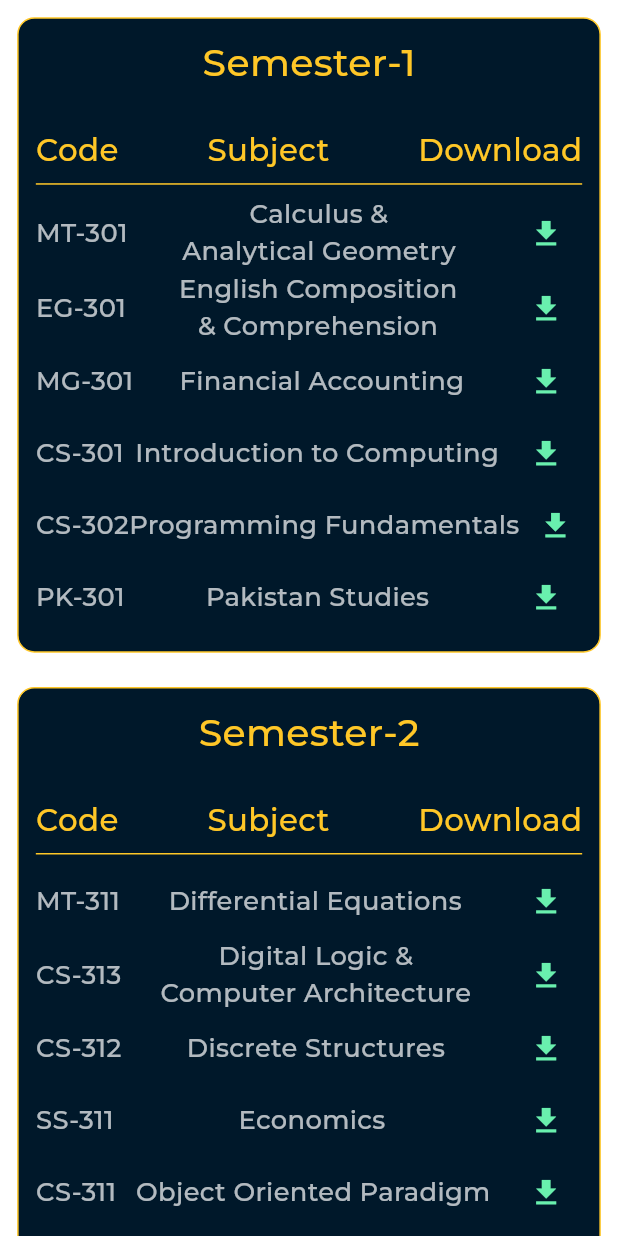
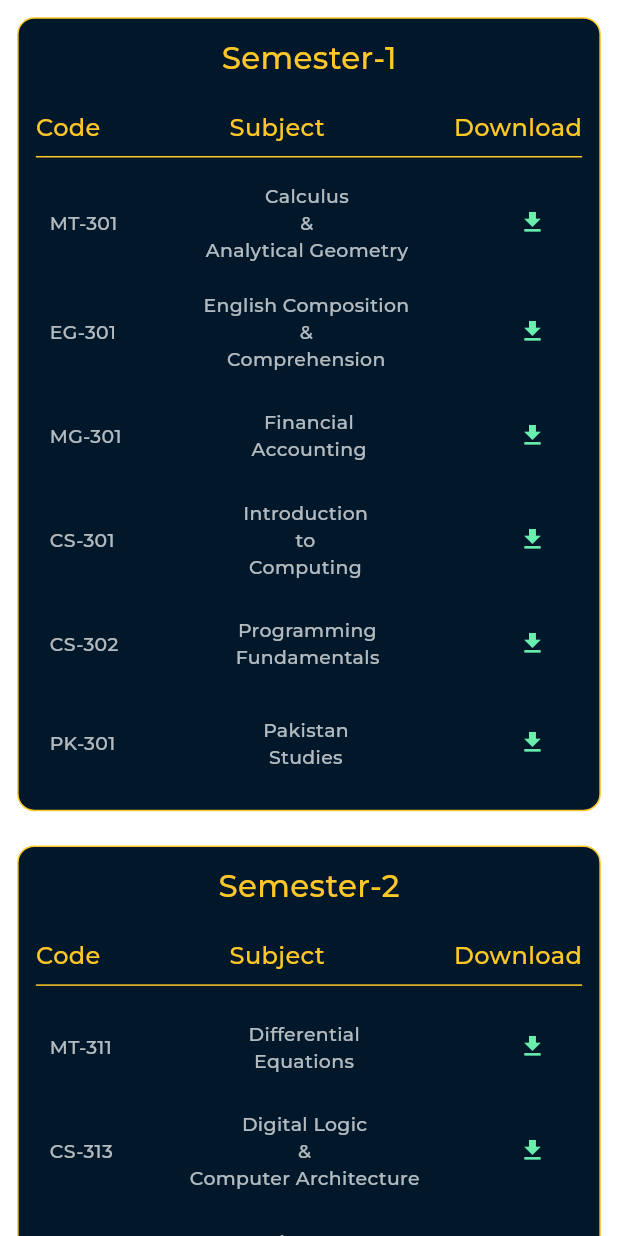
Before and after one commit to Faizan-glitch-os/student_potal_aup, a Flutter app: the screen it shows after launch, after a tap on "BSCS Course", on a phone screen of 412 x 824 dp. Run offline on Flutter 3.47's test engine with Material 3 defaults, Android fonts, the phone set to English and light mode, and no system bars; our stand-ins replace animated_splash_screen, firebase_core, firebase_storage, flutter_screenutil, image_picker, lottie and 2 more; accounts and stored records are empty; network calls fail; project files that could hold a hidden picture were left out.

```diff
--- a/lib/list_programs_arrays.dart
+++ b/lib/list_programs_arrays.dart
@@ -635,50 +635,50 @@ List<CourseOutline> it1 = [
   CourseOutline(
       // semester: '1',
       code: 'MT-301',
-      subject: 'Calculus &\nAnalytical Geometry',
+      subject: 'Calculus\n&\nAnalytical Geometry',
       download:
           'https://www.aup.edu.pk/downloads/Schemes-of-Studies/BSIT/BSIT-I/Calculus%20&%20Analytical%20Geom.doc'),
   CourseOutline(
       // semester: '1',
       code: 'EG-301',
-      subject: 'English Composition &\nComprehension',
+      subject: 'English Composition\n&\nComprehension',
       download:
           'https://www.aup.edu.pk/downloads/Schemes-of-Studies/BSIT/BSIT-I/English%20Com-comprehension.docx'),
   CourseOutline(
       // semester: '1',
       code: 'MG-301',
-      subject: 'Financial Accounting',
+      subject: 'Financial\nAccounting',
       download:
           'https://www.aup.edu.pk/downloads/Schemes-of-Studies/BSIT/BSIT-I/Finalcial%20Accounting.doc'),
   CourseOutline(
       // semester: '1',
       code: 'IT-301',
-      subject: 'Introduction to\nComputing',
+      subject: 'Introduction\nto\nComputing',
       download:
           'https://www.aup.edu.pk/downloads/Schemes-of-Studies/BSIT/BSIT-I/Introduction%20to%20Computing.doc'),
   CourseOutline(
       // semester: '1',
       code: 'IT-302',
-      subject: 'Programming Fundamentals',
+      subject: 'Programming\nFundamentals',
       download:
           'https://www.aup.edu.pk/downloads/Schemes-of-Studies/BSIT/BSIT-I/Programming%20Fundamentals.doc'),
   CourseOutline(
       // semester: '1',
       code: 'PK-301',
-      subject: 'Pakistan Studies',
+      subject: 'Pakistan\nStudies',
       download: 'https://www.aup.edu.pk/bsit.php'),
 ];
 List<CourseOutline> it2 = [
   CourseOutline(
       // semester: '2',
       code: 'MT-311',
-      subject: 'Differential Equations',
+      subject: 'Differential\nEquations',
       download:
           'https://www.aup.edu.pk/downloads/Schemes-of-Studies/BSIT/BSIT-II/Differentail%20Equations.doc'),
   CourseOutline(
       // semester: '2',
       code: 'IT-312',
-      subject: 'Discrete Structures',
+      subject: 'Discrete\nStructures',
       download:
           'https://www.aup.edu.pk/downloads/Schemes-of-Studies/BSIT/BSIT-II/Discrete%20Structures.doc'),
   CourseOutline(
@@ -690,7 +690,7 @@ List<CourseOutline> it2 = [
   CourseOutline(
       // semester: '2',
       code: 'IT-313',
-      subject: 'Introduction to IT',
+      subject: 'Introduction\nto IT',
       download:
           'https://www.aup.edu.pk/downloads/Schemes-of-Studies/BSIT/BSIT-II/Intro%20to%20IT.doc'),
   CourseOutline(
@@ -710,25 +710,25 @@ List<CourseOutline> it3 = [
   CourseOutline(
       // semester: '3',
       code: 'EG-401',
-      subject: 'Communication Skills',
+      subject: 'Communication\nSkills',
       download:
           'https://www.aup.edu.pk/downloads/Schemes-of-Studies/BSIT/BSIT-III/Communication%20Skills.doc'),
   CourseOutline(
       // semester: '3',
       code: 'IT-401',
-      subject: 'Data Structures &\nAlgorithms',
+      subject: 'Data Structures\n&\nAlgorithms',
       download:
           'https://www.aup.edu.pk/downloads/Schemes-of-Studies/BSIT/BSIT-III/Data%20Structure%20&%20Algorithms.doc'),
   CourseOutline(
       // semester: '3',
       code: 'IT-402',
-      subject: 'Information Systems',
+      subject: 'Information\nSystems',
       download:
           'https://www.aup.edu.pk/downloads/Schemes-of-Studies/BSIT/BSIT-III/Information%20Systems.doc'),
   CourseOutline(
       // semester: '3',
       code: 'MT-401',
-      subject: 'Multivariate Calculus',
+      subject: 'Multivariate\nCalculus',
       download:
           'https://www.aup.edu.pk/downloads/Schemes-of-Studies/BSIT/BSIT-III/Modern_Programming%20Languages-1.doc'),
   CourseOutline(
@@ -740,7 +740,7 @@ List<CourseOutline> it3 = [
   CourseOutline(
       // semester: '3',
       code: 'MG-401',
-      subject: 'Principles of Management',
+      subject: 'Principles\nof Management',
       download:
           'https://www.aup.edu.pk/downloads/Schemes-of-Studies/BSIT/BSIT-III/Principles%20of%20Management.doc'),
 ];
@@ -748,19 +748,19 @@ List<CourseOutline> it4 = [
   CourseOutline(
       // semester: '4',
       code: 'IT-412',
-      subject: 'Database Systems',
+      subject: 'Database\nSystems',
       download:
           'https://www.aup.edu.pk/downloads/Schemes-of-Studies/BSIT/BSIT-IV/Database%20Systems.doc'),
   CourseOutline(
       // semester: '4',
       code: 'IT-414',
-      subject: 'Digital Logic &\nComputer Architecture',
+      subject: 'Digital Logic\n&\nComputer Architecture',
       download:
           'https://www.aup.edu.pk/downloads/Schemes-of-Studies/BSIT/BSIT-IV/Digital%20Logic%20&%20Computer%20Architecture.doc'),
   CourseOutline(
       // semester: '4',
       code: 'MT-411',
-      subject: 'Linear Algebra',
+      subject: 'Linear\nAlgebra',
       download:
           'https://www.aup.edu.pk/downloads/Schemes-of-Studies/BSIT/BSIT-IV/Linear%20Algebra.doc'),
   CourseOutline(
@@ -772,13 +772,13 @@ List<CourseOutline> it4 = [
   CourseOutline(
       // semester: '4',
       code: 'IT-411',
-      subject: 'Operating Systems',
+      subject: 'Operating\nSystems',
       download:
           'https://www.aup.edu.pk/downloads/Schemes-of-Studies/BSIT/BSIT-IV/Operating%20Systems.doc'),
   CourseOutline(
       // semester: '4',
       code: 'MG-411',
-      subject: 'Organizational Behavior',
+      subject: 'Organizational\nBehavior',
       download:
           'https://www.aup.edu.pk/downloads/Schemes-of-Studies/BSIT/BSIT-IV/Organizattional%20Behaviour.doc'),
 ];
@@ -786,7 +786,7 @@ List<CourseOutline> it5 = [
   CourseOutline(
       // semester: '5',
       code: 'IT-503',
-      subject: 'Computer Communication\n& Networks',
+      subject: 'Computer Communication\n&\nNetworks',
       download:
           'https://www.aup.edu.pk/downloads/Schemes-of-Studies/BSIT/BSIT-V/Computer_Communication_and_Networks.doc'),
   CourseOutline(
@@ -804,7 +804,7 @@ List<CourseOutline> it5 = [
   CourseOutline(
       // semester: '5',
       code: 'MT-501',
-      subject: 'Probability & Statistics',
+      subject: 'Probability\n&\nStatistics',
       download:
           'https://www.aup.edu.pk/downloads/Schemes-of-Studies/BSIT/BSIT-V/Probability%20&%20Statistics.doc'),
   CourseOutline(
@@ -816,7 +816,7 @@ List<CourseOutline> it5 = [
   CourseOutline(
       // semester: '5',
       code: 'CS-502',
-      subject: 'Visual Programming-I',
+      subject: 'Visual\nProgramming-I',
       download:
           'https://www.aup.edu.pk/downloads/Schemes-of-Studies/BSIT/BSIT-V/Visual_Programing-I.doc'),
 ];
@@ -824,37 +824,37 @@ List<CourseOutline> it6 = [
   CourseOutline(
       // semester: '6',
       code: 'IT-511',
-      subject: 'Artificial Intelligence',
+      subject: 'Artificial\nIntelligence',
       download:
           'https://www.aup.edu.pk/downloads/Schemes-of-Studies/BSIT/BSIT-VI/Artifical%20Intelligence.doc'),
   CourseOutline(
       // semester: '6',
       code: 'IT-512',
-      subject: 'Network Management\n& Security',
+      subject: 'Network Management\n&\nSecurity',
       download:
           'https://www.aup.edu.pk/downloads/Schemes-of-Studies/BSIT/BSIT-VI/Network%20Management%20&%20Security.doc'),
   CourseOutline(
       // semester: '6',
       code: 'IT-513',
-      subject: 'Software Engineering-II',
+      subject: 'Software\nEngineering-II',
       download:
           'https://www.aup.edu.pk/downloads/Schemes-of-Studies/BSIT/BSIT-VI/Software%20Engineering-II.rtf'),
   CourseOutline(
       // semester: '6',
       code: 'IT-514',
-      subject: 'System Administration',
+      subject: 'System\nAdministration',
       download:
           'https://www.aup.edu.pk/downloads/Schemes-of-Studies/BSIT/BSIT-VI/System_Administration%20IT.doc'),
   CourseOutline(
       // semester: '6',
       code: 'IT-515',
-      subject: 'Visual Programming-II',
+      subject: 'Visual\nProgramming-II',
       download:
           'https://www.aup.edu.pk/downloads/Schemes-of-Studies/BSIT/BSIT-VI/visual%20Programming-II.doc'),
   CourseOutline(
       // semester: '6',
       code: 'CS-516',
-      subject: 'Web Engineering',
+      subject: 'Web\nEngineering',
       download:
           'https://www.aup.edu.pk/downloads/Schemes-of-Studies/BSIT/BSIT-VI/Web%20Engineering.doc'),
 ];
@@ -868,19 +868,19 @@ List<CourseOutline> it7 = [
   CourseOutline(
       // semester: '7',
       code: 'IT-603',
-      subject: 'Technology Management',
+      subject: 'Technology\nManagement',
       download:
           'https://www.aup.edu.pk/downloads/Schemes-of-Studies/BSIT/BSIT-VII/Technology%20Management.doc'),
   CourseOutline(
       // semester: '7',
       code: 'IT-601',
-      subject: 'Telecommunication Systems',
+      subject: 'Telecommunication\nSystems',
       download:
           'https://www.aup.edu.pk/downloads/Schemes-of-Studies/BSIT/BSIT-VII/Telecommunication.doc'),
   CourseOutline(
       // semester: '7',
       code: 'IT-602',
-      subject: 'Wireless Networks',
+      subject: 'Wireless\nNetworks',
       download:
           'https://www.aup.edu.pk/downloads/Schemes-of-Studies/BSIT/BSIT-VII/Wireless%20Networks.doc'),
 ];
@@ -888,13 +888,13 @@ List<CourseOutline> it8 = [
   CourseOutline(
       // semester: '8',
       code: 'IT-612',
-      subject: 'Professional Practices',
+      subject: 'Digital Signal\nProcessing',
       download:
           'https://www.aup.edu.pk/downloads/Schemes-of-Studies/BSIT/BSIT-VIII/Digital%20Signal%20Processing.doc'),
   CourseOutline(
       // semester: '8',
       code: 'SS-611',
-      subject: 'Professional Practices',
+      subject: 'Professional\nPractices',
       download:
           'https://www.aup.edu.pk/downloads/Schemes-of-Studies/BSIT/BSIT-VIII/Professional%20Practices.doc'),
 ];
@@ -903,37 +903,37 @@ List<CourseOutline> bs1 = [
   CourseOutline(
       // semester: '1',
       code: 'MT-301',
-      subject: 'Calculus &\nAnalytical Geometry',
+      subject: 'Calculus\n&\nAnalytical Geometry',
       download:
           'https://www.aup.edu.pk/downloads/Schemes-of-Studies/BSCS/BSCS-I/Calculus%20&%20analytical%20Geom.doc'),
   CourseOutline(
       // semester: '1',
       code: 'EG-301',
-      subject: 'English Composition\n& Comprehension',
+      subject: 'English Composition\n&\nComprehension',
       download:
           'https://www.aup.edu.pk/downloads/Schemes-of-Studies/BSCS/BSCS-I/English%20Com-comprehension.docx'),
   CourseOutline(
       // semester: '1',
       code: 'MG-301',
-      subject: 'Financial Accounting',
+      subject: 'Financial\nAccounting',
       download:
           'https://www.aup.edu.pk/downloads/Schemes-of-Studies/BSCS/BSCS-I/Finalcial%20Accounting.doc'),
   CourseOutline(
       // semester: '1',
       code: 'CS-301',
-      subject: 'Introduction to Computing',
+      subject: 'Introduction\nto\nComputing',
       download:
           'https://www.aup.edu.pk/downloads/Schemes-of-Studies/BSCS/BSCS-I/Introduction%20to%20Computering.doc'),
   CourseOutline(
       // semester: '1',
       code: 'CS-302',
-      subject: 'Programming Fundamentals',
+      subject: 'Programming\nFundamentals',
       download:
           'https://www.aup.edu.pk/downloads/Schemes-of-Studies/BSCS/BSCS-I/Programming%20Fundamentals.doc'),
   CourseOutline(
       // semester: '1',
       code: 'PK-301',
-      subject: 'Pakistan Studies',
+      subject: 'Pakistan\nStudies',
       download:
           'https://www.aup.edu.pk/downloads/Schemes-of-Studies/BSCS/BSCS-I/Pakistan%20study.doc'),
 ];
@@ -941,19 +941,19 @@ List<CourseOutline> bs2 = [
   CourseOutline(
       // semester: '2',
       code: 'MT-311',
-      subject: 'Differential Equations',
+      subject: 'Differential\nEquations',
       download:
           'https://www.aup.edu.pk/downloads/Schemes-of-Studies/BSCS/BSCS-II/Differentail%20Equations.doc'),
   CourseOutline(
       // semester: '2',
       code: 'CS-313',
-      subject: 'Digital Logic &\nComputer Architecture',
+      subject: 'Digital Logic\n&\nComputer Architecture',
       download:
           'https://www.aup.edu.pk/downloads/Schemes-of-Studies/BSCS/BSCS-II/Digital%20Logic%20&%20Computer%20Architecture.doc'),
   CourseOutline(
       // semester: '2',
       code: 'CS-312',
-      subject: 'Discrete Structures',
+      subject: 'Discrete\nStructures',
       download:
           'https://www.aup.edu.pk/downloads/Schemes-of-Studies/BSCS/BSCS-II/Discrete%20Structures.doc'),
   CourseOutline(
@@ -965,13 +965,13 @@ List<CourseOutline> bs2 = [
   CourseOutline(
       // semester: '2',
       code: 'CS-311',
-      subject: 'Object Oriented Paradigm',
+      subject: 'Object Oriented\nParadigm',
       download:
           'https://www.aup.edu.pk/downloads/Schemes-of-Studies/BSCS/BSCS-II/Object%20Oriented%20Paradigm.doc'),
   CourseOutline(
       // semester: '2',
       code: 'EG-311',
-      subject: 'Technical &\nBusiness Writing',
+      subject: 'Technical\n&\nBusiness Writing',
       download:
           'https://www.aup.edu.pk/downloads/Schemes-of-Studies/BSCS/BSCS-II/Technical%20&%20Business%20Writing.doc'),
 ];
@@ -979,37 +979,37 @@ List<CourseOutline> bs3 = [
   CourseOutline(
       // semester: '3',
       code: 'EG-401',
-      subject: 'Communication Skills',
+      subject: 'Communication\nSkills',
       download:
           'https://www.aup.edu.pk/downloads/Schemes-of-Studies/BSCS/BSCS-III/Communication%20Skills.doc'),
   CourseOutline(
       // semester: '3',
       code: 'CS-401',
-      subject: 'Data Structures &\nAlgorithms',
+      subject: 'Data Structures\n&\nAlgorithms',
       download:
           'https://www.aup.edu.pk/downloads/Schemes-of-Studies/BSCS/BSCS-III/Data%20Structure%20&%20Algorithms.doc'),
   CourseOutline(
       // semester: '3',
       code: 'CS-402',
-      subject: 'DatabaseSystems',
+      subject: 'Database\nSystems',
       download:
           'https://www.aup.edu.pk/downloads/Schemes-of-Studies/BSCS/BSCS-III/Database%20Systems.doc'),
   CourseOutline(
       // semester: '3',
       code: 'MT-401',
-      subject: 'Multivariate Calculus',
+      subject: 'Multivariate\nCalculus',
       download:
           'https://www.aup.edu.pk/downloads/Schemes-of-Studies/BSCS/BSCS-III/Multivarible%20Calculus.doc'),
   CourseOutline(
       // semester: '3',
       code: 'CS-403',
-      subject: 'Operating Systems',
+      subject: 'Operating\nSystems',
       download:
           'https://www.aup.edu.pk/downloads/Schemes-of-Studies/BSCS/BSCS-III/Operating%20System.doc'),
   CourseOutline(
       // semester: '3',
       code: 'PH-401',
-      subject: 'Physics ( Electromagnetism )',
+      subject: 'Physics\n( Electromagnetism )',
       download:
           'https://www.aup.edu.pk/downloads/Schemes-of-Studies/BSCS/BSCS-III/Phy-Electromagnatism.doc'),
 ];
@@ -1017,25 +1017,25 @@ List<CourseOutline> bs4 = [
   CourseOutline(
       // semester: '4',
       code: 'CS-411',
-      subject: 'Computer Architecture',
+      subject: 'Computer\nArchitecture',
       download:
           'https://www.aup.edu.pk/downloads/Schemes-of-Studies/BSCS/BSCS-IV/Computer%20Architecture.doc'),
   CourseOutline(
       // semester: '4',
       code: 'MG-411',
-      subject: 'Financial Management',
+      subject: 'Financial\nManagement',
       download:
           'https://www.aup.edu.pk/downloads/Schemes-of-Studies/BSCS/BSCS-IV/Finacial%20Management.doc'),
   CourseOutline(
       // semester: '4',
       code: 'CS-412',
-      subject: 'Introduction to\nSoftware Development',
+      subject: 'Introduction\nto\nSoftware Development',
       download:
           'https://www.aup.edu.pk/downloads/Schemes-of-Studies/BSCS/BSCS-IV/Intro.%20to%20Software%20Development.doc'),
   CourseOutline(
       // semester: '4',
       code: 'MT-411',
-      subject: 'Linear Algebra',
+      subject: 'Linear\nAlgebra',
       download:
           'https://www.aup.edu.pk/downloads/Schemes-of-Studies/BSCS/BSCS-IV/Linear%20Algebra.doc'),
   CourseOutline(
@@ -1055,7 +1055,7 @@ List<CourseOutline> bs5 = [
   CourseOutline(
       // semester: '5',
       code: 'CS-501',
-      subject: 'Computer Organization &\nAssembly Language',
+      subject: 'Computer Organization\n&\nAssembly Language',
       download:
           'https://www.aup.edu.pk/downloads/Schemes-of-Studies/BSCS/BSCS-V/Comp.%20Org.%20&%20Assembly.doc'),
   CourseOutline(
@@ -1067,25 +1067,25 @@ List<CourseOutline> bs5 = [
   CourseOutline(
       // semester: '5',
       code: 'MT-501',
-      subject: 'Probability & Statistics',
+      subject: 'Probability\n&\nStatistics',
       download:
           'https://www.aup.edu.pk/downloads/Schemes-of-Studies/BSCS/BSCS-V/Probability%20&%20Statistics.doc'),
   CourseOutline(
       // semester: '5',
       code: 'CS-502',
-      subject: 'Software Engineering-II',
+      subject: 'Software\nEngineering-II',
       download:
           'https://www.aup.edu.pk/downloads/Schemes-of-Studies/BSCS/BSCS-V/Software%20Engineering-II.doc'),
   CourseOutline(
       // semester: '5',
       code: 'CS-503',
-      subject: 'Theory of Automata &\nFormal Languages',
+      subject: 'Theory of Automata\n&\nFormal Languages',
       download:
           'https://www.aup.edu.pk/downloads/Schemes-of-Studies/BSCS/BSCS-V/Theory%20of%20Automata%20and%20Formal%20Languages.doc'),
   CourseOutline(
       // semester: '5',
       code: 'CS-505',
-      subject: 'Web Engineering',
+      subject: 'Web\nEngineering',
       download:
           'https://www.aup.edu.pk/downloads/Schemes-of-Studies/BSCS/BSCS-V/Web%20Engineering.doc'),
 ];
@@ -1093,19 +1093,19 @@ List<CourseOutline> bs6 = [
   CourseOutline(
       // semester: '6',
       code: 'CS-512',
-      subject: 'Analysis of Algorithms',
+      subject: 'Analysis of\nAlgorithms',
       download:
           'https://www.aup.edu.pk/downloads/Schemes-of-Studies/BSCS/BSCS-VI/Analysis%20of%20algorithms.doc'),
   CourseOutline(
       // semester: '6',
       code: 'CS-514',
-      subject: 'Computer Graphics',
+      subject: 'Computer\nGraphics',
       download:
           'https://www.aup.edu.pk/downloads/Schemes-of-Studies/BSCS/BSCS-VI/Computer%20Graphics.doc'),
   CourseOutline(
       // semester: '6',
       code: 'CS-511',
-      subject: 'Computer Communications\n & Networks',
+      subject: 'Computer Communications\n&\nNetworks',
       download:
           'https://www.aup.edu.pk/downloads/Schemes-of-Studies/BSCS/BSCS-VI/Computer%20Communication%20and%20Networks.doc'),
   CourseOutline(
@@ -1117,13 +1117,13 @@ List<CourseOutline> bs6 = [
   CourseOutline(
       // semester: '6',
       code: 'CS-513',
-      subject: 'System Programming',
+      subject: 'System\nProgramming',
       download:
           'https://www.aup.edu.pk/downloads/Schemes-of-Studies/BSCS/BSCS-VI/System%20Programming.DOC'),
   CourseOutline(
       // semester: '6',
       code: 'CS-515',
-      subject: 'Visual Programming - I',
+      subject: 'Visual\nProgramming - I',
       download:
           'https://www.aup.edu.pk/downloads/Schemes-of-Studies/BSCS/BSCS-VI/Visual_Programming-I.doc'),
 ];
@@ -1131,19 +1131,19 @@ List<CourseOutline> bs7 = [
   CourseOutline(
       // semester: '7',
       code: 'CS-601',
-      subject: 'Artificial Intelligence',
+      subject: 'Artificial\nIntelligence',
       download:
           'https://www.aup.edu.pk/downloads/Schemes-of-Studies/BSCS/BSCS-VII/Artificial%20Intelligence.doc'),
   CourseOutline(
       // semester: '7',
       code: 'CS-602',
-      subject: 'Compiler Construction',
+      subject: 'Compiler\nConstruction',
       download:
           'https://www.aup.edu.pk/downloads/Schemes-of-Studies/BSCS/BSCS-VII/Compiler%20Consturction.doc'),
   CourseOutline(
       // semester: '7',
       code: 'CS-605',
-      subject: 'Data & Network Security',
+      subject: 'Data & Network\nSecurity',
       download:
           'https://www.aup.edu.pk/downloads/Schemes-of-Studies/BSCS/BSCS-VII/Data%20and%20Network%20Security.doc'),
   CourseOutline(
@@ -1155,13 +1155,13 @@ List<CourseOutline> bs7 = [
   CourseOutline(
       // semester: '7',
       code: 'CS-606',
-      subject: 'Numerical Computing',
+      subject: 'Numerical\nComputing',
       download:
           'https://www.aup.edu.pk/downloads/Schemes-of-Studies/BSCS/BSCS-VII/Numerical%20Computing.doc'),
   CourseOutline(
       // semester: '7',
       code: 'CS-603',
-      subject: 'Visual Programming - II',
+      subject: 'Visual\nProgramming - II',
       download:
           'https://www.aup.edu.pk/downloads/Schemes-of-Studies/BSCS/BSCS-VII/Visual%20Programming-II.doc'),
 ];
@@ -1169,7 +1169,7 @@ List<CourseOutline> bs8 = [
   CourseOutline(
       // semester: '8',
       code: 'SS-611',
-      subject: 'Professional Practices',
+      subject: 'Professional\nPractices',
       download:
           'https://www.aup.edu.pk/downloads/Schemes-of-Studies/BSCS/BSCS-VIII/Professional%20Practices.doc')
 ];
--- a/lib/main.dart
+++ b/lib/main.dart
@@ -25,11 +25,15 @@ class MyApp extends StatelessWidget {
       minTextAdapt: true,
       splitScreenMode: true,
       builder: (context, child) {
-        return MaterialApp(
-          theme: ThemeData(
-            useMaterial3: true,
+        return MediaQuery(
+          data:
+              MediaQuery.of(context).copyWith(textScaler: TextScaler.noScaling),
+          child: MaterialApp(
+            theme: ThemeData(
+              useMaterial3: true,
+            ),
+            home: const SplashScreen(),
           ),
-          home: const SplashScreen(),
         );
       },
     );
--- a/lib/widgets/all_subjects.dart
+++ b/lib/widgets/all_subjects.dart
@@ -29,28 +29,28 @@ class AllSubjects extends StatelessWidget {
               semester,
               style: TextStyle(
                 color: golden,
-                fontSize: 22.sp,
+                fontSize: 18.sp,
                 fontFamily: 'Montserrat',
               ),
             ),
-            SizedBox(height: 20.h),
+            SizedBox(height: 16.h),
             Row(
               mainAxisAlignment: MainAxisAlignment.spaceBetween,
               children: [
                 Text(
                   'Code',
                   style: TextStyle(
-                      color: golden, fontSize: 18.sp, fontFamily: 'Montserrat'),
+                      color: golden, fontSize: 14.sp, fontFamily: 'Montserrat'),
                 ),
                 Text(
                   'Subject',
                   style: TextStyle(
-                      color: golden, fontSize: 18.sp, fontFamily: 'Montserrat'),
+                      color: golden, fontSize: 14.sp, fontFamily: 'Montserrat'),
                 ),
                 Text(
                   'Download',
                   style: TextStyle(
-                      color: golden, fontSize: 18.sp, fontFamily: 'Montserrat'),
+                      color: golden, fontSize: 14.sp, fontFamily: 'Montserrat'),
                 ),
               ],
             ),
@@ -58,14 +58,16 @@ class AllSubjects extends StatelessWidget {
               color: golden,
             ),
             ...subjects.map(
-              (item) => Row(
+              (item) => Padding(
+                padding: EdgeInsets.all(8.r),
+                child: Row(
                   mainAxisAlignment: MainAxisAlignment.spaceBetween,
                   children: [
                     Text(
                       '${item.code}',
                       style: TextStyle(
                         color: halfWhite,
-                      fontSize: 15.sp,
+                        fontSize: 11.sp,
                         fontFamily: 'Montserrat',
                       ),
                     ),
@@ -74,7 +76,7 @@ class AllSubjects extends StatelessWidget {
                       textAlign: TextAlign.center,
                       style: TextStyle(
                         color: halfWhite,
-                      fontSize: 15.sp,
+                        fontSize: 11.sp,
                         fontFamily: 'Montserrat',
                       ),
                     ),
@@ -85,11 +87,12 @@ class AllSubjects extends StatelessWidget {
                       },
                       icon: Icon(
                         Icons.download,
-                      size: 20.r,
+                        size: 16.r,
                         color: Colors.greenAccent,
                       ),
                     )
                   ],
+                ),
               ),
             ),
           ],
--- a/lib/widgets/outline_widget.dart
+++ b/lib/widgets/outline_widget.dart
@@ -47,7 +47,7 @@ class OutlineWidget extends StatelessWidget {
           Text(
             'Outlines',
             style: TextStyle(
-                fontSize: 20.sp,
+                fontSize: 18.sp,
                 color: golden,
                 fontFamily: 'Montserrat',
                 fontWeight: FontWeight.bold),
--- a/lib/widgets/selection_widget.dart
+++ b/lib/widgets/selection_widget.dart
@@ -34,7 +34,7 @@ class SelectionWidget extends StatelessWidget {
             Text(
               text,
               style: TextStyle(
-                  fontSize: 20.sp,
+                  fontSize: 18.sp,
                   color: golden,
                   fontFamily: 'Montserrat',
                   fontWeight: FontWeight.bold),
--- a/lib/widgets/show_news_widget.dart
+++ b/lib/widgets/show_news_widget.dart
@@ -85,6 +85,7 @@ class ShowNewsWidget extends StatelessWidget {
                   decoration: BoxDecoration(
                       color: golden, borderRadius: BorderRadius.circular(2.r)),
                   child: Text(
+                    textScaler: TextScaler.noScaling,
                     newsData[index].date,
                     style: TextStyle(
                         color: Colors.white,
--- a/lib/widgets/uploading_button_widget.dart
+++ b/lib/widgets/uploading_button_widget.dart
@@ -35,7 +35,7 @@ class UploadingButtonWidget extends StatelessWidget {
         child: Text(
           label,
           style: TextStyle(
-            fontSize: 15.sp,
+            fontSize: 13.sp,
             fontFamily: 'Montserrat',
           ),
         ),
```
Also changed, not shown: lib/screens/upload_notification_screen.dart (+9 -7 lines), lib/screens/upload_result_screen.dart (+6 -6 lines), lib/screens/upload_scholarship_screen.dart (+7 -8 lines). Lines whose indentation alone changed are shown as unchanged.
